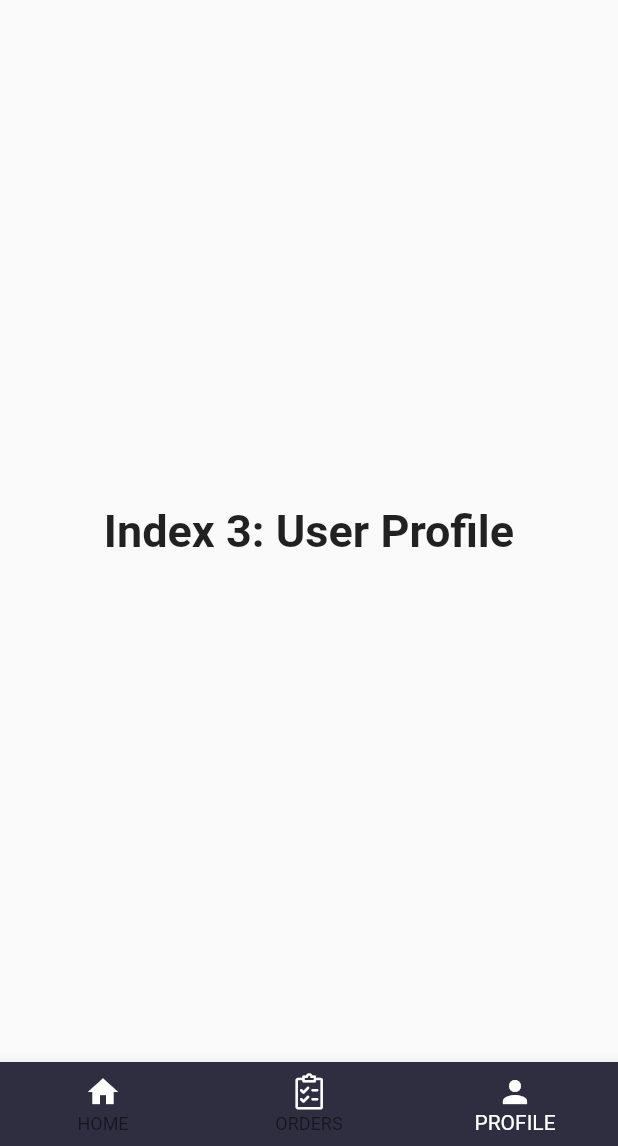
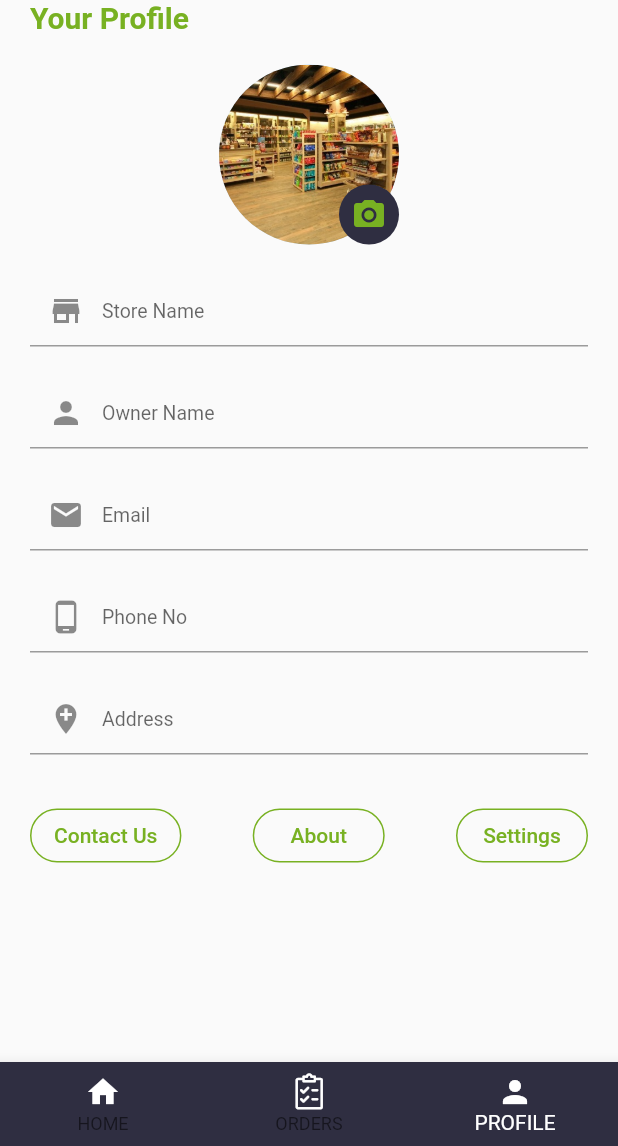
Before and after one commit to agrivator/dart-sellers, a Flutter app: the screen it shows after launch, item 3 of the bottom bar chosen, on a phone screen of 412 x 824 dp, the part 90-1236 px from its top. Run offline on Flutter 3.47's test engine with Material 2 defaults, Android fonts, the light colour scheme and no system bars; our stand-ins replace flutter_svg, geolocator, percent_indicator.

Commit message:
Profile tab ui created

```diff
--- a/lib/HomeScreen.dart
+++ b/lib/HomeScreen.dart
@@ -1,4 +1,5 @@
 import 'package:flutter/material.dart';
+import 'Tabs/ProfileTab.dart';
 import 'fonts/agri_icons.dart';
 import 'Tabs/Hometab.dart';
 import 'Tabs/OrderTab.dart';
@@ -17,10 +18,7 @@ class _HomeScreenState extends State<HomeScreen> {
   final _page = <Widget>[
     HomeTab(),
     OrderTab(),
-    Text(
-      'Index 3: User Profile',
-      style: optionStyle,
-    ),
+    ProfileTab()
   ];
 
   Position _currentPosition;
--- /dev/null
+++ b/lib/Tabs/ProfileTab.dart
@@ -0,0 +1,221 @@
+import 'package:dartsellers/Tabs/ProfileTab/ContactUs.dart';
+import 'package:dartsellers/Tabs/ProfileTab/Settings.dart';
+import 'package:flutter/cupertino.dart';
+import 'package:flutter/material.dart';
+
+import 'ProfileTab/About.dart';
+
+class ProfileTab extends StatefulWidget {
+  @override
+  _ProfileState createState() => _ProfileState();
+}
+
+class _ProfileState extends State<ProfileTab> {
+  bool _status = true;
+
+  @override
+  Widget build(BuildContext context) {
+    return SafeArea(
+      child: Scaffold(
+        body: Container(
+          width: MediaQuery.of(context).size.width,
+          padding: EdgeInsets.symmetric(horizontal: 20.0),
+          child: SingleChildScrollView(
+            child: Column(
+              mainAxisAlignment: MainAxisAlignment.spaceEvenly,
+              children: <Widget>[
+                Align(
+                  alignment: Alignment.centerLeft,
+                  child: Text(
+                    "Your Profile",
+                    style: TextStyle(
+                      fontSize: 20.0,
+                      fontWeight: FontWeight.bold,
+                      color: Color(0xFF78b122),
+                    ),
+                  ),
+                ),
+                Padding(
+                  padding: const EdgeInsets.all(20.0),
+                  child: CircleAvatar(
+                    backgroundImage: AssetImage("images/storea.jpg"),
+                    radius: 60.0,
+                    child: Align(
+                      alignment: Alignment.bottomRight,
+                      child: CircleAvatar(
+                        backgroundColor: Color(0xFF2f2e41),
+                        child: GestureDetector(
+                          onTap: () => {print("change profile photo")},
+                          child: new Icon(
+                            Icons.camera_alt,
+                            color: Color(0xFF78b122),
+                          ),
+                        ),
+                      ),
+                    ),
+                  ),
+                ),
+                Form(
+                  child: Column(
+                    children: <Widget>[
+                      TextFormField(
+                        enabled: _status,
+                        decoration: InputDecoration(
+                          contentPadding: EdgeInsets.symmetric(
+                              horizontal: 32.0, vertical: 14.0),
+                          hintText: "Store Name",
+                          hintStyle: TextStyle(fontSize: 13),
+                          prefixIcon: Icon(Icons.store),
+                        ),
+                        validator: (value) {
+                          if (value.isEmpty) {
+                            return '*Store Name required';
+                          }
+                        },
+                        //onSaved to be implemented
+                      ),
+                      SizedBox(
+                        height: 20,
+                      ),
+                      TextFormField(
+                        enabled: _status,
+                        decoration: InputDecoration(
+                          contentPadding: EdgeInsets.symmetric(
+                              horizontal: 32.0, vertical: 14.0),
+                          hintText: "Owner Name",
+                          hintStyle: TextStyle(fontSize: 13),
+                          prefixIcon: Icon(Icons.person),
+                        ),
+                        validator: (value) {
+                          if (value.isEmpty) {
+                            return '*Store Name required';
+                          }
+                        },
+                        //onSaved to be implemented
+                      ),
+                      SizedBox(
+                        height: 20,
+                      ),
+                      TextFormField(
+                        enabled: _status,
+                        keyboardType: TextInputType.emailAddress,
+                        decoration: InputDecoration(
+                          contentPadding: EdgeInsets.symmetric(
+                              horizontal: 32.0, vertical: 14.0),
+                          hintText: "Email",
+                          hintStyle: TextStyle(fontSize: 13),
+                          prefixIcon: Icon(Icons.email),
+                        ),
+                        validator: (value) {
+                          if (value.isEmpty) {
+                            return '*Email required';
+                          }
+                        },
+                        //onSaved to be implemented
+                      ),
+                      SizedBox(
+                        height: 20,
+                      ),
+                      TextFormField(
+                        enabled: _status,
+                        keyboardType: TextInputType.number,
+                        decoration: InputDecoration(
+                          contentPadding: EdgeInsets.symmetric(
+                              horizontal: 32.0, vertical: 14.0),
+                          hintText: "Phone No",
+                          hintStyle: TextStyle(fontSize: 13),
+                          prefixIcon: Icon(Icons.phone_android),
+                        ),
+                        validator: (value) {
+                          if (value.isEmpty) {
+                            return '*Phone No required';
+                          }
+                        },
+                        //onSaved to be implemented
+                      ),
+                      SizedBox(
+                        height: 20,
+                      ),
+                      TextFormField(
+                        keyboardType: TextInputType.multiline,
+                        maxLines: null,
+                        decoration: InputDecoration(
+                          contentPadding: EdgeInsets.symmetric(
+                              horizontal: 32.0, vertical: 14.0),
+                          hintText: "Address",
+                          hintStyle: TextStyle(fontSize: 13),
+                          prefixIcon: Icon(Icons.add_location),
+                        ),
+                        validator: (value) {
+                          if (value.isEmpty) {
+                            return '*Address required';
+                          }
+                        },
+                      ),
+                      SizedBox(
+                        height: 20,
+                      ),
+                    ],
+                  ),
+                ),
+                Padding(
+                  padding: const EdgeInsets.symmetric(vertical: 10.0,),
+                  child: Row(
+                    mainAxisAlignment: MainAxisAlignment.spaceBetween,
+                    children: <Widget>[
+                      OutlineButton(
+                        onPressed: () {
+                          Navigator.push(
+                            context,
+                            MaterialPageRoute(builder: (context) => ContactUs()),
+                          );
+                        },
+                        shape: RoundedRectangleBorder(
+                            borderRadius: BorderRadius.circular(40)),
+                        child: Text(
+                          "Contact Us",
+                          style: TextStyle(color: Color(0xFF78b122)),
+                        ),
+                        borderSide: BorderSide(color: Color(0xFF78b122)),
+                      ),
+                      OutlineButton(
+                        onPressed: () {
+                          Navigator.push(
+                            context,
+                            MaterialPageRoute(builder: (context) => About()),
+                          );
+                        },
+                        shape: RoundedRectangleBorder(
+                            borderRadius: BorderRadius.circular(40)),
+                        child: Text(
+                          "About",
+                          style: TextStyle(color: Color(0xFF78b122)),
+                        ),
+                        borderSide: BorderSide(color: Color(0xFF78b122)),
+                      ),
+                      OutlineButton(
+                        onPressed: () {
+                          Navigator.push(
+                            context,
+                            MaterialPageRoute(builder: (context) => Settings()),
+                          );
+                        },
+                        borderSide: BorderSide(color: Color(0xFF78b122)),
+                        shape: RoundedRectangleBorder(
+                            borderRadius: BorderRadius.circular(40)),
+                        child: Text(
+                          "Settings",
+                          style: TextStyle(color: Color(0xFF78b122)),
+                        ),
+                      )
+                    ],
+                  ),
+                )
+              ],
+            ),
+          ),
+        ),
+      ),
+    );
+  }
+}
```
Also changed, not shown: lib/Tabs/ProfileTab/About.dart (added, +27 -0 lines), lib/Tabs/ProfileTab/ContactUs.dart (added, +40 -0 lines), lib/Tabs/ProfileTab/Settings.dart (added, +53 -0 lines).
